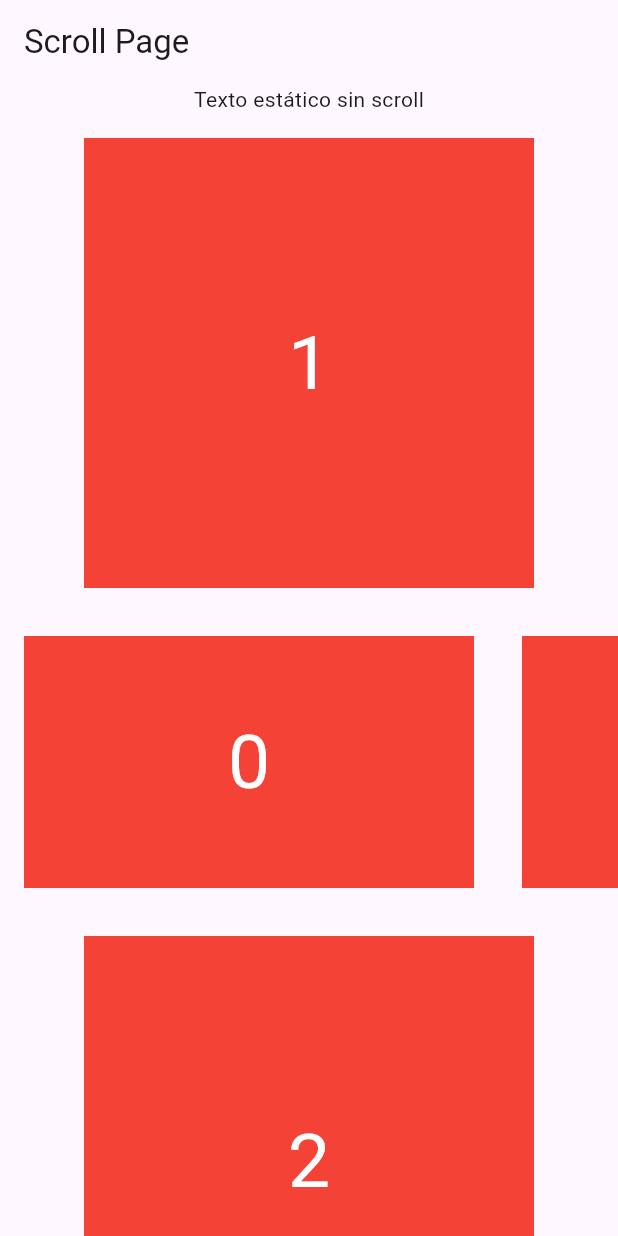
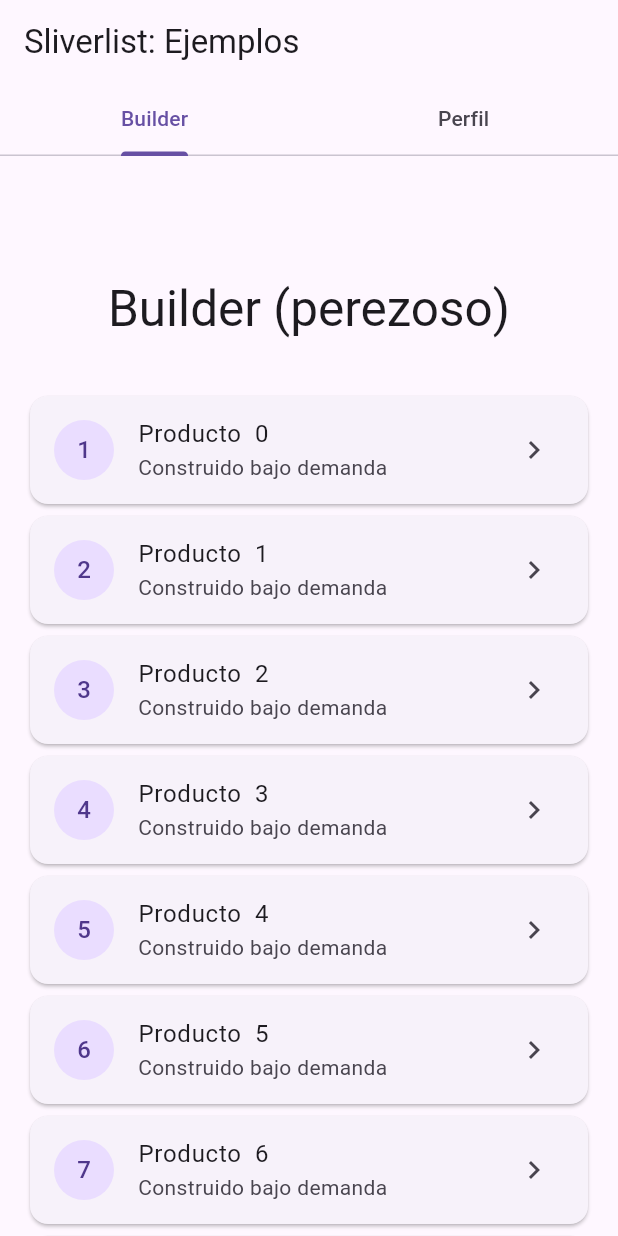
Before and after one commit to fr4nsgallegos/recetasappg13, a Flutter app: the screen it shows after launch, on a phone screen of 412 x 824 dp. Run offline on Flutter 3.47's test engine with Material 3 defaults, Android fonts, the phone set to English and light mode, and no system bars.

Commit message:
sliver list con sliverchilbuilderdelegate

```diff
--- a/lib/main.dart
+++ b/lib/main.dart
@@ -3,7 +3,8 @@ import 'package:recetasappg13/examples/textfield_page.dart';
 import 'package:recetasappg13/examples/textformfield_page.dart';
 import 'package:recetasappg13/pages/home_page.dart';
 import 'package:recetasappg13/pages/scroll_page.dart';
+import 'package:recetasappg13/pages/sliver/sliver_page.dart';
 
 void main() {
-  runApp(MaterialApp(home: ScrollPage(), debugShowCheckedModeBanner: false));
+  runApp(MaterialApp(home: SliverPage(), debugShowCheckedModeBanner: false));
 }
--- /dev/null
+++ b/lib/pages/sliver/sliver_listbuilder_tab.dart
@@ -0,0 +1,50 @@
+import 'package:flutter/material.dart';
+
+class SliverListbuilderTab extends StatelessWidget {
+  int cantidad = 50;
+  @override
+  Widget build(BuildContext context) {
+    return CustomScrollView(
+      slivers: [
+        SliverAppBar(
+          pinned: true,
+          expandedHeight: 140,
+          flexibleSpace: FlexibleSpaceBar(
+            title: Text("Builder (perezoso)"),
+            collapseMode: CollapseMode.parallax,
+          ),
+        ),
+        SliverPadding(
+          padding: EdgeInsets.all(16),
+          sliver: SliverList(
+            // buildeR: crea bajo demanda lo que se va a mostrar en pantalla (funcionamiento parecido a listview.builder para mejorar rendimiento)
+            delegate: SliverChildBuilderDelegate(
+              (context, index) {
+                print(index);
+                return Card(
+                  child: ListTile(
+                    leading: CircleAvatar(child: Text("${index + 1}")),
+                    title: Text("Producto  $index"),
+                    subtitle: Text("Construido bajo demanda"),
+                    trailing: Icon(Icons.chevron_right),
+                  ),
+                );
+              },
+              childCount:
+                  cantidad, //por defecto es null, si es asi la cantidad de elementos a contruir es infinita
+              addRepaintBoundaries: true, //optimizar el repintado
+              addSemanticIndexes: true, //accesibilidad
+            ),
+          ),
+        ),
+
+        SliverToBoxAdapter(
+          child: Padding(
+            padding: EdgeInsetsGeometry.all(16),
+            child: Center(child: Text("Fin de la lista (builder)")),
+          ),
+        ),
+      ],
+    );
+  }
+}
--- /dev/null
+++ b/lib/pages/sliver/sliver_page.dart
@@ -0,0 +1,25 @@
+import 'package:flutter/material.dart';
+import 'package:recetasappg13/pages/sliver/sliver_listbuilder_tab.dart';
+
+class SliverPage extends StatelessWidget {
+  const SliverPage({super.key});
+
+  @override
+  Widget build(BuildContext context) {
+    return DefaultTabController(
+      length: 2,
+      child: Scaffold(
+        appBar: AppBar(
+          title: Text("Sliverlist: Ejemplos"),
+          bottom: TabBar(
+            tabs: [
+              Tab(text: "Builder"),
+              Tab(text: "Perfil"),
+            ],
+          ),
+        ),
+        body: TabBarView(children: [SliverListbuilderTab(), Text("Perfil")]),
+      ),
+    );
+  }
+}
```
